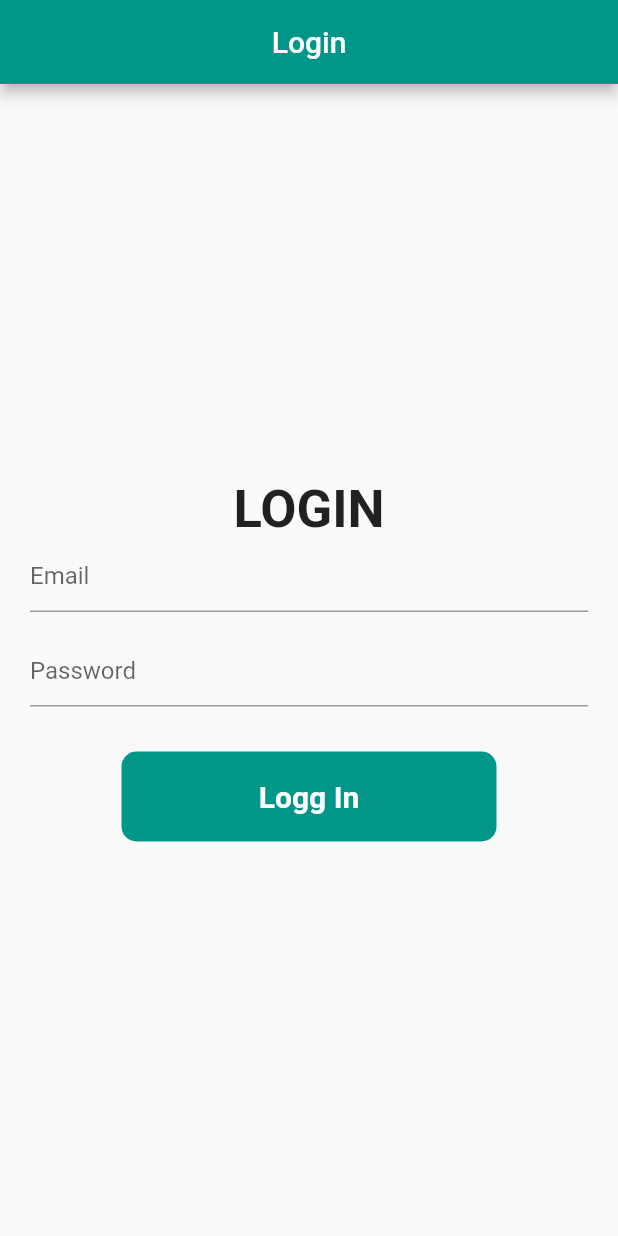
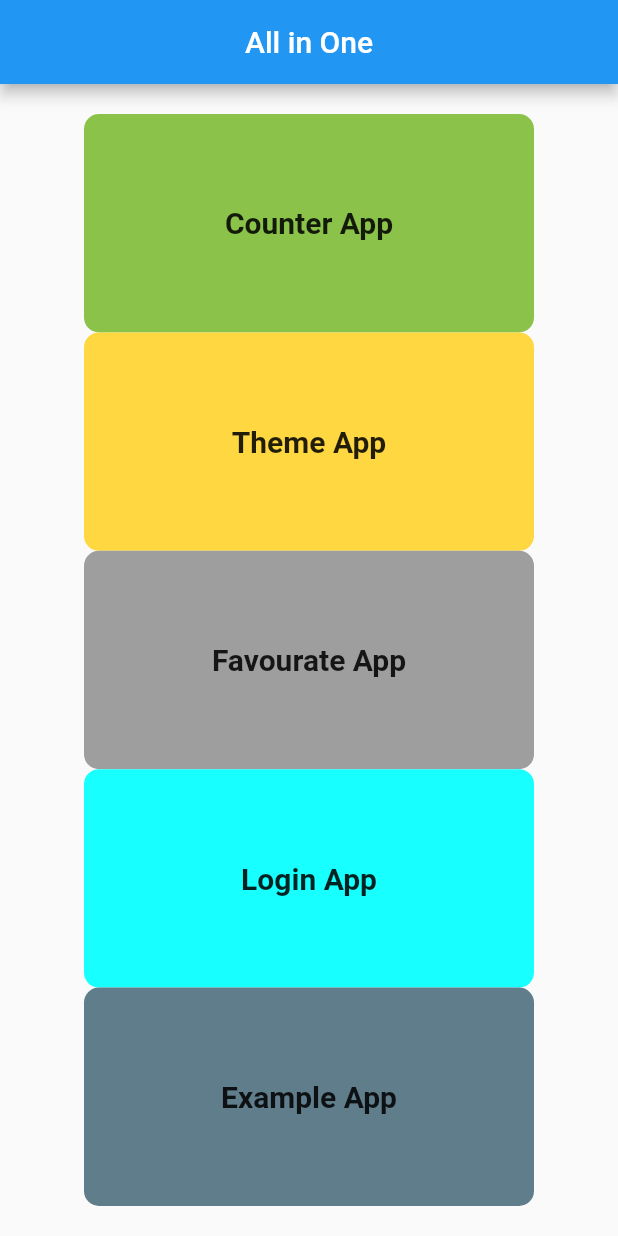
Before and after one commit to hassan-ahmed90/Provider_State_Management_FLutter, a Flutter app: the screen it shows after launch, on a phone screen of 412 x 824 dp. Run offline on Flutter 3.47's test engine with Material 2 defaults, Android fonts, the phone set to English and light mode, and no system bars.

Commit message:
My Last Commit

```diff
--- /dev/null
+++ b/lib/all_in_one.dart
@@ -0,0 +1,121 @@
+import 'package:flutter/material.dart';
+import 'package:provider_learning/Counter_App/subscribe.dart';
+import 'package:provider_learning/Example_App/example.dart';
+import 'package:provider_learning/Favourate_app/fav_screen.dart';
+import 'package:provider_learning/Light_Dark_Mode/theme_screen.dart';
+import 'package:provider_learning/Login_with_API/Login_screen.dart';
+
+class AllSceens extends StatefulWidget {
+  const AllSceens({Key? key}) : super(key: key);
+
+  @override
+  State<AllSceens> createState() => _AllSceensState();
+}
+
+class _AllSceensState extends State<AllSceens> {
+  @override
+  Widget build(BuildContext context) {
+    return Scaffold(
+      appBar: AppBar(
+        title: Text("All in One"),
+        centerTitle: true,
+      ),
+      body: Padding(
+        padding: EdgeInsets.all(20),
+        child: Center(
+          child: Column(
+            mainAxisAlignment: MainAxisAlignment.center,
+            crossAxisAlignment: CrossAxisAlignment.center,
+            children: [
+              Expanded(
+                  child: InkWell(
+                onTap: () {
+                  Navigator.push(context, MaterialPageRoute(builder: (context)=>Subscribe()));
+                },
+                child: Container(
+                  height: 50,
+                  width: 300,
+                  child: Center(
+                    child: Text("Counter App",style: TextStyle(fontSize: 20,fontWeight: FontWeight.bold),),
+                  ),
+                  decoration: BoxDecoration(
+                    borderRadius: BorderRadius.circular(10),
+                    color: Colors.lightGreen,
+                  ),
+                ),
+              )),
+              Expanded(
+                  child: InkWell(
+                    onTap: () {
+                      Navigator.push(context, MaterialPageRoute(builder: (context)=>ThemeScreen()));
+                    },
+                    child: Container(
+                      height: 50,
+                      width: 300,
+                      child: Center(
+                        child: Text("Theme App",style: TextStyle(fontSize: 20,fontWeight: FontWeight.bold),),
+                      ),
+                      decoration: BoxDecoration(
+                        borderRadius: BorderRadius.circular(10),
+                        color: Colors.amberAccent,
+                      ),
+                    ),
+                  )),
+              Expanded(
+                  child: InkWell(
+                    onTap: () {
+                      Navigator.push(context, MaterialPageRoute(builder: (context)=>FavourateScreen()));
+                    },
+                    child: Container(
+                      height: 50,
+                      width: 300,
+                      child: Center(
+                        child: Text("Favourate App",style: TextStyle(fontSize: 20,fontWeight: FontWeight.bold),),
+                      ),
+                      decoration: BoxDecoration(
+                        borderRadius: BorderRadius.circular(10),
+                        color: Colors.grey,
+                      ),
+                    ),
+                  )),
+              Expanded(
+                  child: InkWell(
+                    onTap: () {
+                      Navigator.push(context, MaterialPageRoute(builder: (context)=>LoginScreen()));
+                    },
+                    child: Container(
+                      height: 50,
+                      width: 300,
+                      child: Center(
+                        child: Text("Login App",style: TextStyle(fontSize: 20,fontWeight: FontWeight.bold),),
+                      ),
+                      decoration: BoxDecoration(
+                        borderRadius: BorderRadius.circular(10),
+                        color: Colors.cyanAccent,
+                      ),
+                    ),
+                  )),
+              Expanded(
+                  child: InkWell(
+                    onTap: () {
+                      Navigator.push(context, MaterialPageRoute(builder: (context)=>Example()));
+                    },
+                    child: Container(
+                      height: 50,
+                      width: 300,
+                      child: Center(
+                        child: Text("Example App",style: TextStyle(fontSize: 20,fontWeight: FontWeight.bold),),
+                      ),
+                      decoration: BoxDecoration(
+                        borderRadius: BorderRadius.circular(10),
+                        color: Colors.blueGrey,
+                      ),
+                    ),
+                  ))
+            ],
+          ),
+        ),
+      ),
+    );
+  }
+}
--- a/lib/main.dart
+++ b/lib/main.dart
@@ -9,6 +9,7 @@ import 'package:provider_learning/Light_Dark_Mode/theme_provider.dart';
 import 'package:provider_learning/Light_Dark_Mode/theme_screen.dart';
 import 'package:provider_learning/Login_with_API/Login_screen.dart';
 import 'package:provider_learning/Login_with_API/auth_provider.dart';
+import 'package:provider_learning/all_in_one.dart';
 import 'package:provider_learning/notify_listner.dart';
 import 'package:provider_learning/state_ful.dart';
 import 'package:provider_learning/state_les.dart';
@@ -48,7 +49,7 @@ class MyApp extends StatelessWidget {
               darkTheme: ThemeData(
                 brightness: Brightness.dark
               ),
-              home: LoginScreen(),
+              home: AllSceens(),
             );
           },
 
```
